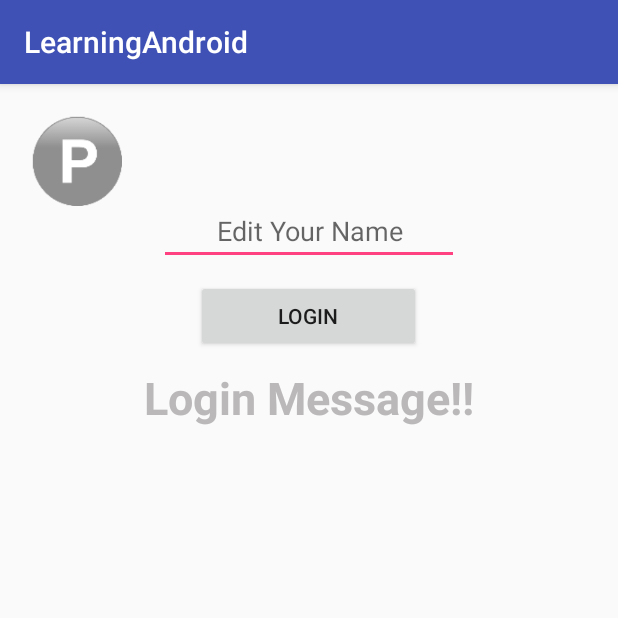
After one commit to elhampour/LearningAndroid, an Android app: the ConfigActivity screen opened directly, with no data from a screen before it, on a phone screen of 412 x 824 dp, the top half of it. The commit adds this screen. Run offline under Robolectric (Android 15) with nearby library versions, the phone set to English and light mode, and no system bars.

Commit message:
deal with configuration changed event.

```diff
--- a/app/src/main/AndroidManifest.xml
+++ b/app/src/main/AndroidManifest.xml
@@ -17,6 +17,7 @@
         </activity>
         <activity android:name=".SecondActivity"/>
         <activity android:name=".SaveStateActivity"/>
+        <activity android:name=".ConfigActivity" android:configChanges="orientation|screenSize"/>
     </application>
 
 </manifest>
--- /dev/null
+++ b/app/src/main/java/mh/learningandroid/ConfigActivity.java
@@ -0,0 +1,55 @@
+package mh.learningandroid;
+
+import android.content.res.Configuration;
+import android.os.Bundle;
+import android.support.v7.app.AppCompatActivity;
+import android.util.Log;
+import android.view.View;
+import android.widget.Button;
+import android.widget.EditText;
+import android.widget.ImageView;
+import android.widget.TextView;
+import android.widget.Toast;
+
+public class ConfigActivity extends AppCompatActivity {
+
+    private static final String TAG = SecondActivity.class.getSimpleName();
+
+    private Button btnSubmit;
+    private EditText editName;
+    private TextView txtMessage;
+    private ImageView imageView;
+
+    @Override
+    protected void onCreate(Bundle savedInstanceState) {
+        super.onCreate(savedInstanceState);
+        setContentView(R.layout.activity_config);
+
+        btnSubmit = (Button)findViewById(R.id.btnSubmit);
+        editName =(EditText)findViewById(R.id.etName);
+        txtMessage = (TextView)findViewById(R.id.txtMessage);
+        imageView = (ImageView)findViewById(R.id.imageView);
+
+        btnSubmit.setOnClickListener(new View.OnClickListener(){
+            @Override
+            public void onClick(View v) {
+                txtMessage.setText("Welcome "+editName.getText().toString());
+                btnSubmit.setText("Logout");
+            }
+        });
+    }
+
+    @Override
+    public void onConfigurationChanged(Configuration newConfig) {
+        super.onConfigurationChanged(newConfig);
+        Log.i(TAG,"onConfigurationChanged");
+
+        if(newConfig.orientation == Configuration.ORIENTATION_PORTRAIT){
+            Toast.makeText(getApplicationContext(),"portrait",Toast.LENGTH_SHORT).show();
+            imageView.setImageResource(R.drawable.portrait);
+        }else if(newConfig.orientation == Configuration.ORIENTATION_LANDSCAPE){
+            Toast.makeText(getApplicationContext(),"landscape",Toast.LENGTH_SHORT).show();
+            imageView.setImageResource(R.drawable.landscape);
+        }
+    }
+}
--- /dev/null
+++ b/app/src/main/res/layout/activity_config.xml
@@ -0,0 +1,56 @@
+<?xml version="1.0" encoding="utf-8"?>
+<RelativeLayout
+    xmlns:android="http://schemas.android.com/apk/res/android"
+    xmlns:tools="http://schemas.android.com/tools"
+    android:id="@+id/activity_saveState"
+    android:layout_width="match_parent"
+    android:layout_height="match_parent"
+    android:paddingBottom="@dimen/activity_vertical_margin"
+    android:paddingLeft="@dimen/activity_horizontal_margin"
+    android:paddingRight="@dimen/activity_horizontal_margin"
+    android:paddingTop="@dimen/activity_vertical_margin"
+    tools:context="mh.learningandroid.SaveStateActivity">
+
+    <EditText
+        android:id="@+id/etName"
+        android:layout_width="200dp"
+        android:layout_height="wrap_content"
+        android:layout_alignParentTop="true"
+        android:layout_centerHorizontal="true"
+        android:layout_marginTop="59dp"
+        android:gravity="center"
+        android:hint="Edit Your Name"
+        android:inputType="textPersonName"/>
+
+    <Button
+        android:id="@+id/btnSubmit"
+        android:layout_width="150dp"
+        android:layout_height="wrap_content"
+        android:text="Login"
+        android:layout_below="@id/etName"
+        android:layout_marginTop="10dp"
+        android:layout_centerHorizontal="true"/>
+
+    <TextView
+        android:id="@+id/txtMessage"
+        android:layout_width="wrap_content"
+        android:layout_height="wrap_content"
+        android:text="Login Message!!"
+        android:textAppearance="?android:attr/textAppearanceMedium"
+        android:textColor="#bab8b8"
+        android:textSize="30sp"
+        android:textStyle="bold"
+        android:layout_below="@id/btnSubmit"
+        android:layout_centerHorizontal="true"
+        android:layout_marginTop="10dp" />
+
+    <ImageView
+        android:id="@+id/imageView"
+        android:layout_width="60dp"
+        android:layout_height="60dp"
+        android:layout_margin="5dp"
+        android:layout_alignParentLeft="true"
+        android:layout_alignParentTop="true"
+        android:src="@drawable/portrait"/>
+
+</RelativeLayout>
```
Also changed, not shown: app/src/main/java/mh/learningandroid/MainActivity.java (+14 -0 lines), app/src/main/res/layout/activity_main.xml (+9 -0 lines).
